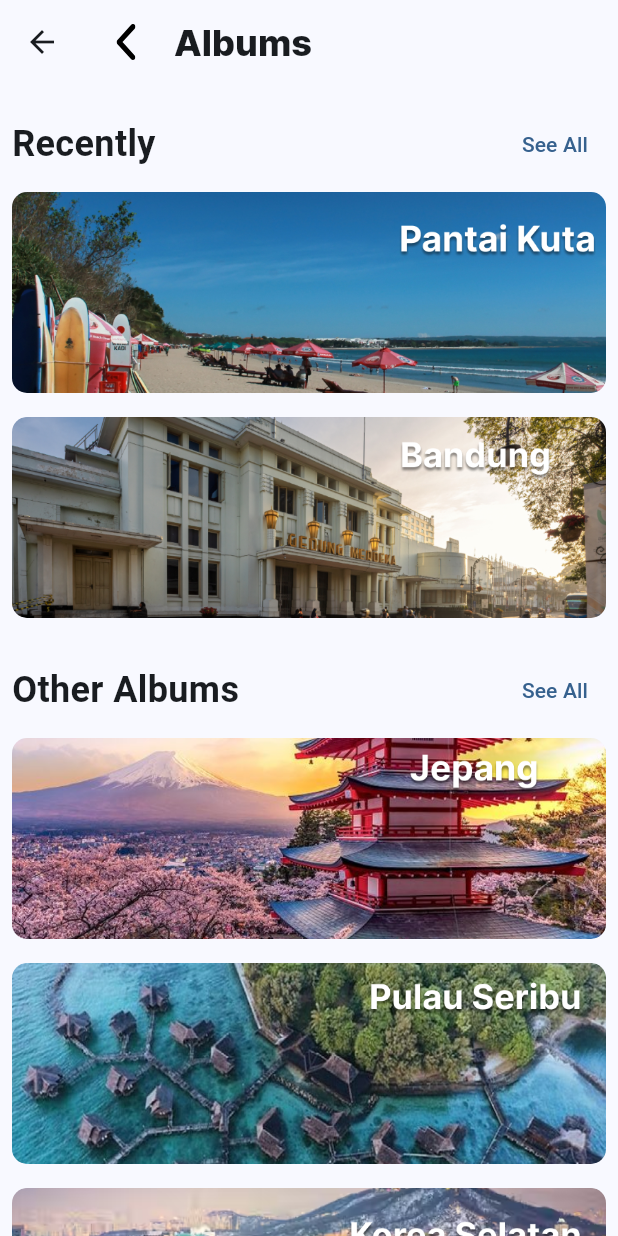
After one commit to ryanceha/Trippin, a Flutter app: the GalleryPage screen opened directly, on a phone screen of 412 x 824 dp. The commit adds this screen. Run offline on Flutter 3.47's test engine with Material 3 defaults, Android fonts, the phone set to English and light mode, and no system bars; our stand-ins replace animated_splash_screen, curved_navigation_bar, flutter_svg, percent_indicator.

Commit message:
create albums and album_details

```diff
--- a/lib/main.dart
+++ b/lib/main.dart
@@ -1,4 +1,5 @@
 import 'package:flutter/material.dart';
+import 'package:trippin/pages/galery.dart';
 import 'package:trippin/pages/splash_page.dart';
 
 void main() {
--- /dev/null
+++ b/lib/pages/galery.dart
@@ -0,0 +1,108 @@
+import 'package:flutter/material.dart';
+import 'package:flutter_svg/flutter_svg.dart';
+import 'package:trippin/pages/detail_gallery.dart';
+
+class GalleryPage extends StatelessWidget {
+  final List<Map<String, String>> recentlyAlbums = [
+    {'title': 'Pantai Kuta', 'image': 'lib/images/gallery/kuta.png'},
+    {'title': 'Bandung', 'image': 'lib/images/gallery/bandung.png'},
+  ];
+
+  final List<Map<String, String>> otherAlbums = [
+    {'title': 'Jepang', 'image': 'lib/images/gallery/jepang.png'},
+    {'title': 'Pulau Seribu', 'image': 'lib/images/gallery/pulau_seribu.png'},
+    {'title': 'Korea Selatan', 'image': 'lib/images/gallery/korsel.png'},
+  ];
+
+  @override
+  Widget build(BuildContext context) {
+    return Scaffold(
+      appBar: AppBar(
+        title: Row(
+          children: [
+            GestureDetector(
+              onTap: () {
+                Navigator.pop(context);
+              },
+              child: Container(
+                width: 24,
+                height: 24,
+                child: SvgPicture.asset('lib/images/recommend/back.svg'),
+              ),
+            ),
+            const SizedBox(width: 20),
+            Text(
+              'Albums',
+              style: TextStyle(
+                fontFamily: 'Inter',
+                fontSize: 24,
+                fontWeight: FontWeight.w800,
+              ),
+            ),
+          ],
+        ),
+      ),
+      body: SingleChildScrollView(
+        child: Column(
+          crossAxisAlignment: CrossAxisAlignment.start,
+          children: <Widget>[
+            const SizedBox(height: 8),
+            albumSection(context, 'Recently', recentlyAlbums),
+            albumSection(context, 'Other Albums', otherAlbums),
+          ],
+        ),
+      ),
+    );
+  }
+
+  Widget albumSection(
+      BuildContext context, String title, List<Map<String, String>> albums) {
+    return Padding(
+      padding: const EdgeInsets.all(8.0),
+      child: Column(
+        crossAxisAlignment: CrossAxisAlignment.start,
+        children: <Widget>[
+          Row(
+            mainAxisAlignment: MainAxisAlignment.spaceBetween,
+            children: <Widget>[
+              Text(title,
+                  style: TextStyle(fontSize: 24, fontWeight: FontWeight.bold)),
+              TextButton(
+                onPressed: () {},
+                child: Text('See All'),
+              ),
+            ],
+          ),
+          Column(
+            children: albums.map((album) {
+              return GestureDetector(
+                onTap: () {
+                  Navigator.push(
+                    context,
+                    MaterialPageRoute(
+                      builder: (context) => DetailGalleryPage(
+                        albumTitle: album['title'] ?? 'No Title',
+                      ),
+                    ),
+                  );
+                },
+                child: Container(
+                  margin: EdgeInsets.symmetric(vertical: 8.0),
+                  child: ClipRRect(
+                    borderRadius: BorderRadius.circular(10.0),
+                    child: Image.asset(
+                      album['image']!,
+                      height: 134,
+                      width: 804,
+                      fit: BoxFit.cover,
+                    ),
+                  ),
+                ),
+              );
+            }).toList(),
+          ),
+        ],
+      ),
+    );
+  }
+}
--- a/pubspec.yaml
+++ b/pubspec.yaml
@@ -33,6 +33,8 @@ flutter:
     - lib/images/dashboard/album/
     - lib/images/recommend/
     - lib/images/success/
+    - lib/images/gallery/
+    - lib/images/details_images/
     - lib/images/activity_detail/
     - lib/images/add_activity/
     - lib/images/split_billing/
```
Also changed, not shown: lib/pages/detail_gallery.dart (added, +55 -0 lines), lib/pages/packing_list.dart (+8 -2 lines), lib/images/details_images/yoga.png (added), lib/images/gallery/bandung.png (added), lib/images/gallery/jepang.png (added), lib/images/gallery/korsel.png (added), lib/images/gallery/kuta.png (added), lib/images/gallery/pulau_seribu.png (added).
